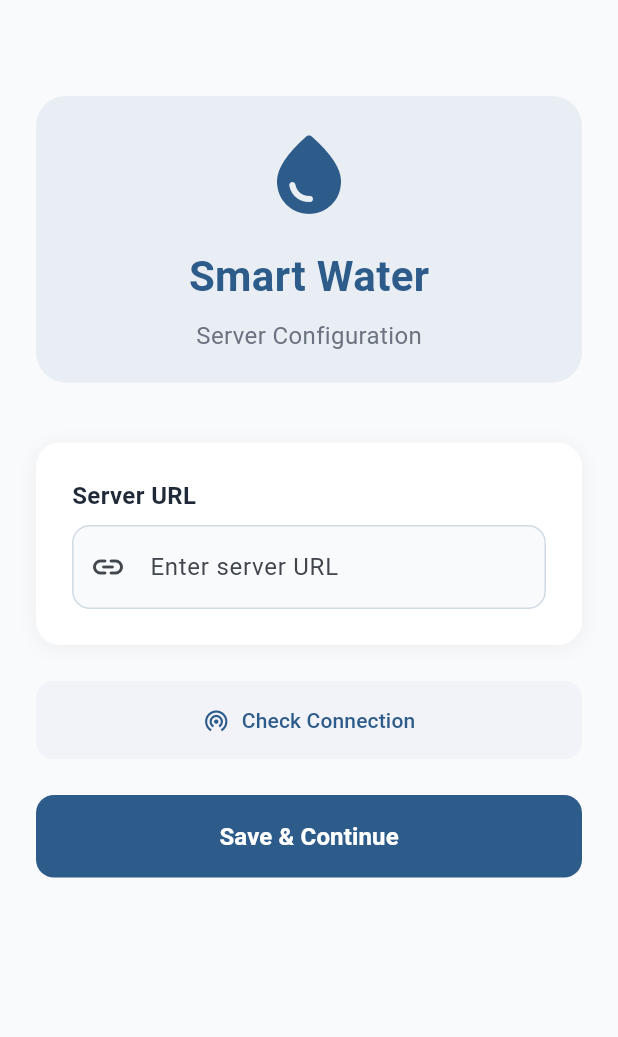
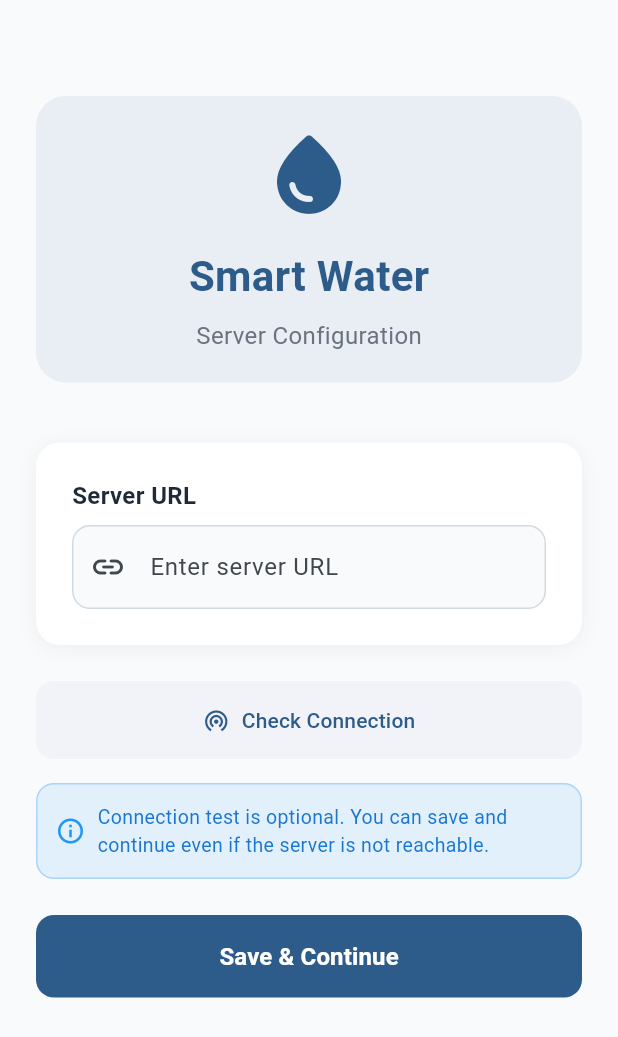
Before and after one commit to hamza-damra/Smart-Water-Distribution-System-Client-Application, a Flutter app: the screen it shows after launch, on a phone screen of 412 x 824 dp. Shown: the top 1037 px of the screen. Run offline on Flutter 3.47's test engine with Material 3 defaults, Android fonts, the phone set to English and light mode, and no system bars; our stand-ins replace fl_chart, image_picker, liquid_progress_indicator_v2, open_file, pdf, permission_handler and 3 more; accounts and stored records are empty.

Commit message:
Update on screens and services

```diff
--- a/lib/providers/main_tank_provider.dart
+++ b/lib/providers/main_tank_provider.dart
@@ -12,6 +12,12 @@
   bool get isLoading => _isLoading;
   String? get errorMessage => _errorMessage;
   MainTank? get mainTank => _mainTank;
+
+  // Check if there's an error
+  bool get hasError => _errorMessage != null;
+
+  // Check if user has no tank data (not an error, just no data available)
+  bool get hasNoTankData => !_isLoading && _errorMessage == null && _mainTank == null;
 
   // Fetch main tank data from current user endpoint
   Future<void> fetchMainTankData(AuthProvider authProvider) async {
--- a/lib/screens/server_config_screen.dart
+++ b/lib/screens/server_config_screen.dart
@@ -129,9 +129,10 @@
   }
 
   Future<void> _saveAndValidateUrl() async {
-    if (_connectionStatus != 'Connection successful') {
+    // Check if URL is empty
+    if (_urlController.text.trim().isEmpty) {
       setState(() {
-        _errorMessage = 'Please verify server connection before saving';
+        _errorMessage = 'Please enter a server URL';
       });
       return;
     }
@@ -359,6 +360,37 @@
                       ),
                     ),
                   ),
+                  const SizedBox(height: 16),
+                  // Info message about optional validation
+                  Container(
+                    padding: const EdgeInsets.all(12),
+                    decoration: BoxDecoration(
+                      color: Colors.blue.withOpacity(0.1),
+                      borderRadius: BorderRadius.circular(12),
+                      border: Border.all(
+                        color: Colors.blue.withOpacity(0.3),
+                      ),
+                    ),
+                    child: Row(
+                      children: [
+                        Icon(
+                          Icons.info_outline,
+                          color: Colors.blue,
+                          size: 20,
+                        ),
+                        const SizedBox(width: 8),
+                        Expanded(
+                          child: Text(
+                            'Connection test is optional. You can save and continue even if the server is not reachable.',
+                            style: TextStyle(
+                              color: Colors.blue.shade700,
+                              fontSize: 13,
+                            ),
+                          ),
+                        ),
+                      ],
+                    ),
+                  ),
                   const SizedBox(height: 24),
                   // Save Button
                   ElevatedButton(
```
Also changed, not shown: lib/screens/bill_details_screen.dart (+16 -5 lines), lib/screens/bills_screen.dart (+19 -8 lines), lib/screens/payment_screen.dart (+6 -6 lines), lib/screens/payment_screen_custom.dart (+5 -5 lines), lib/services/pdf_service.dart (+80 -13 lines).
